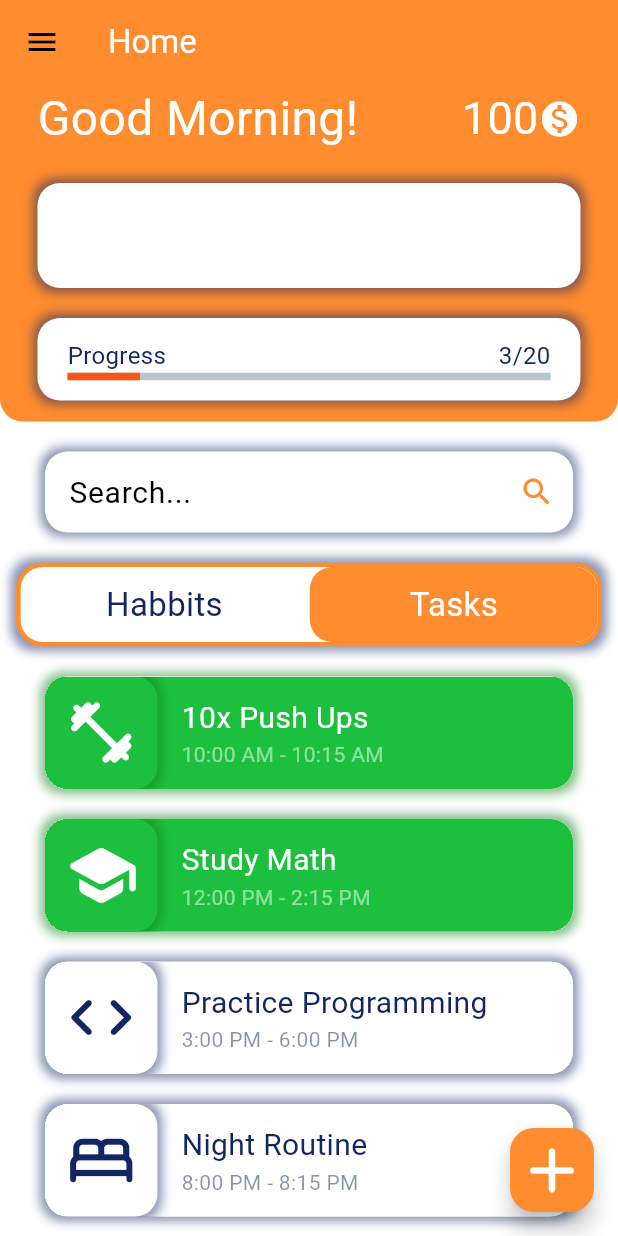
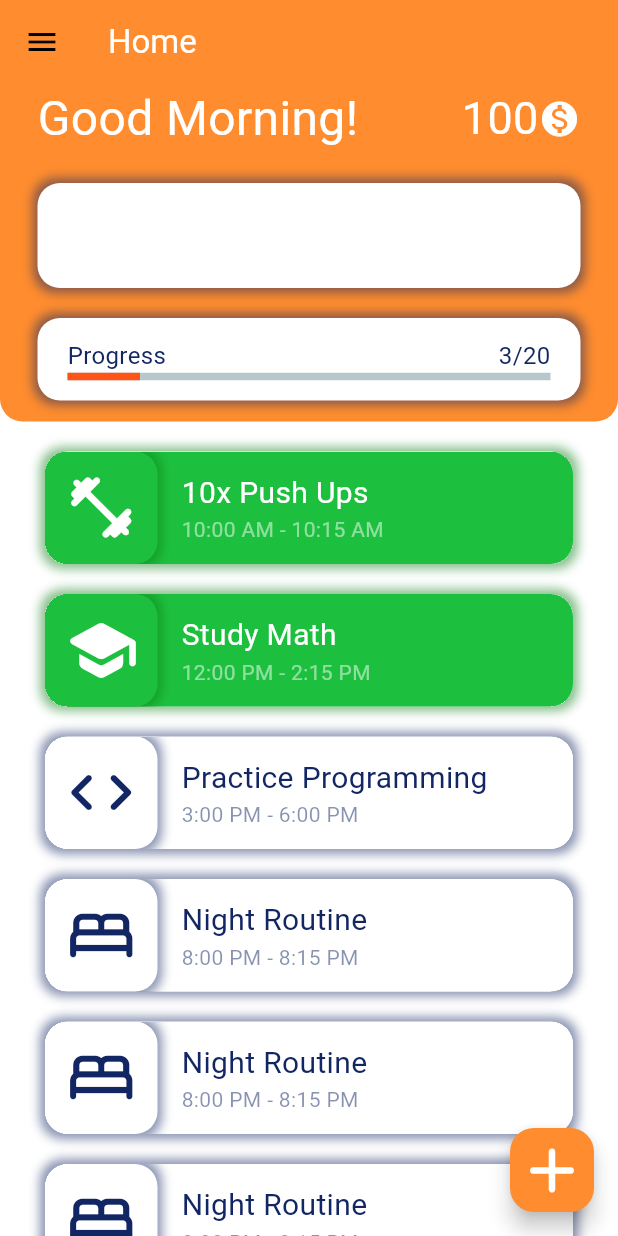
Before and after one commit to YilmazBatal/Habbitty-App, a Flutter app: the screen it shows after launch, on a phone screen of 412 x 824 dp. Run offline on Flutter 3.47's test engine with Material 3 defaults, Android fonts, the phone set to English and light mode, and no system bars; drawn by our look-alikes of flutter_slidable, percent_indicator, toggle_switch; our stand-ins replace flutter_heatmap_calendar, google_fonts; missing offline and left inert: textfield_tags; Roboto replaces fonts that are missing (Sniglet).

Commit message:
Home Screen Progress

```diff
--- a/lib/homepage.dart
+++ b/lib/homepage.dart
@@ -50,9 +50,7 @@ class HomePage extends StatelessWidget {
                             size: 100,
                             color: Colors.white,
                           ),
-                          Text("<User Name>",
-                              style:
-                                  TextStyle(fontSize: 24, color: Colors.white))
+                          Text("<User Name>",style:TextStyle(fontSize: 24, color: Colors.white))
                         ],
                       ),
                     ),
@@ -311,49 +309,32 @@ class HomePage extends StatelessWidget {
             )),
         // Bottom
         Expanded(
-          child: ListView(
-            shrinkWrap: true,
-            children: [
-              DynamicTextField(
-                hintText: "Search...",
-                controller: TextEditingController(),
-                suffixIcon: Icon(
-                  Icons.search_rounded,
-                  color: lightOrange,
-                ),
-                onChanged: (value) {
-                  // Handle username changes
-                },
-              ),
-              const MyToggleButtons(),
-              SizedBox(
-                height: 5000,
           child: ListView.builder(
             itemCount: todaysHabitList.length,
             itemBuilder: (BuildContext context, int index) {
+
+              // DynamicTextField(
+              //   hintText: "Search...",
+              //   controller: TextEditingController(),
+              //   suffixIcon: Icon(
+              //     Icons.search_rounded,
+              //     color: lightOrange,
+              //   ),
+              //   onChanged: (value) {
+              //     // Handle username changes
+              //   },
+              // );
+
+              // const MyToggleButtons();
+
               return HabitTile(
                 itemTitle: todaysHabitList[index][0],
                 itemTime: todaysHabitList[index][1],
                 itemIcon: todaysHabitList[index][2],
                 isDone: todaysHabitList[index][3],
               );
+
             },
-                ),
-              ),
-              // HabitTile(
-              //   itemTitle: todaysHabitList[0][0],
-              //   itemTime: todaysHabitList[0][1],
-              //   itemIcon: todaysHabitList[0][2],
-              //   isDone: todaysHabitList[0][3],
-              // ),
-              // HabitTile(
-              //   itemTitle: todaysHabitList[1][0],
-              //   itemTime: todaysHabitList[1][1],
-              //   itemIcon: todaysHabitList[1][2],
-              //   isDone: todaysHabitList[1][3],
-              // ),
-              // TagField(),
-            ],
           ),
         )
       ]),
--- a/lib/main.dart
+++ b/lib/main.dart
@@ -24,6 +24,9 @@ List todaysHabitList = [
   ["Study Math", "12:00 PM - 2:15 PM", Icons.school_rounded, true],
   ["Practice Programming", "3:00 PM - 6:00 PM", Icons.code_rounded, false],
   ["Night Routine", "8:00 PM - 8:15 PM", Icons.bed_rounded, false],
+  ["Night Routine", "8:00 PM - 8:15 PM", Icons.bed_rounded, false],
+  ["Night Routine", "8:00 PM - 8:15 PM", Icons.bed_rounded, false],
+  ["Night Routine", "8:00 PM - 8:15 PM", Icons.bed_rounded, false],
 ];
 
 void main() {
@@ -49,6 +52,7 @@ class MyApp extends StatelessWidget {
   // ignore: non_constant_identifier_names
   ThemeData MyTheme() {
     return ThemeData(
+      brightness: Brightness.light,
       colorScheme: ColorScheme.fromSwatch().copyWith(
         primary: lightOrange,
         secondary: Colors.white,
```
Lines whose indentation alone changed are shown as unchanged.
